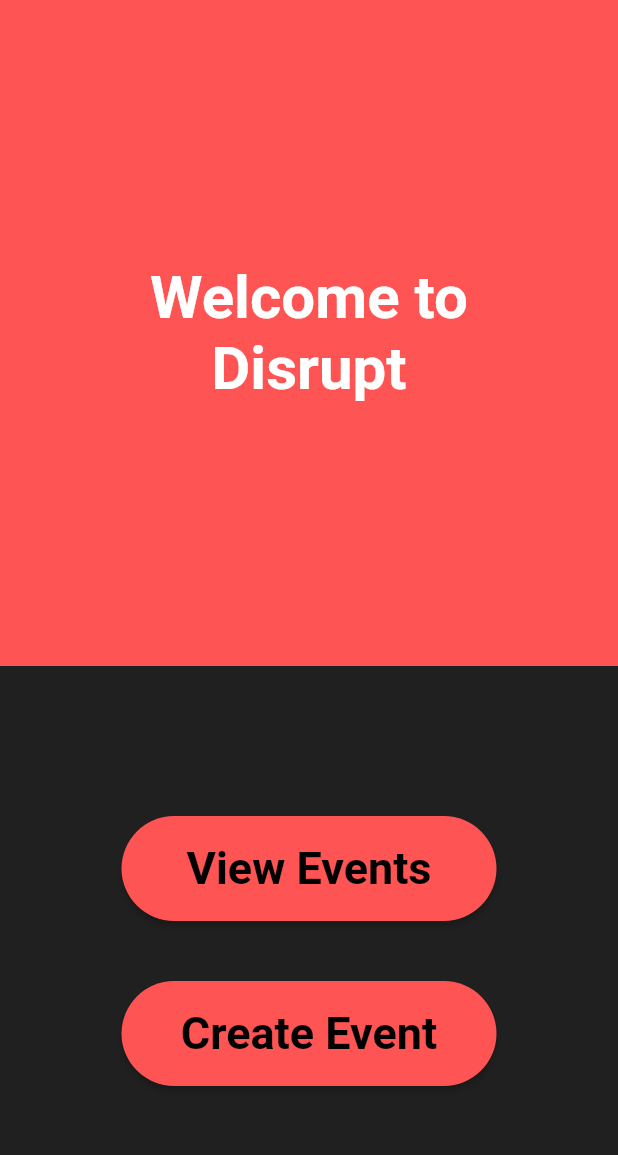
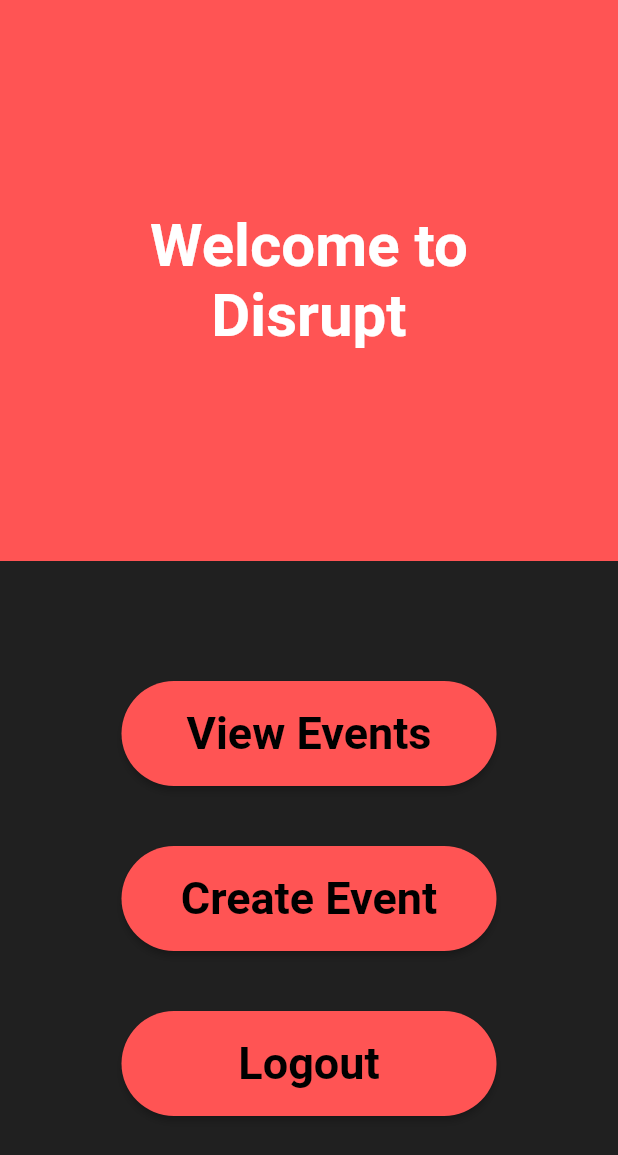
Before and after one commit to Blake-Stephenson/Changeup, a Flutter app: the HomePage screen opened by its route, on a phone screen of 412 x 824 dp. Shown: the top 1155 px of the screen. Run offline on Flutter 3.47's test engine with Material 2 defaults, Android fonts, the light colour scheme and no system bars; our stand-ins replace firebase_auth, firebase_core; accounts and stored records are empty.

Commit message:
Logout added

```diff
--- a/lib/home_page.dart
+++ b/lib/home_page.dart
@@ -25,7 +25,7 @@ class HomePage extends StatelessWidget{
                   ),
                 ),
                 Padding(
-                    padding: EdgeInsets.all(50.0)
+                    padding: EdgeInsets.all(40.0)
                 ),
                 SizedBox(
                   width: 250,
@@ -70,7 +70,30 @@ class HomePage extends StatelessWidget{
                 ),
 
                 Padding(
-                    padding: EdgeInsets.all(50.0)
+                    padding: EdgeInsets.all(20.0)
+                ),
+                SizedBox(
+                  width: 250,
+                  height: 70,
+                  child: ElevatedButton(
+
+                    child: Text('Logout',
+                      style: Theme.of(context).textTheme.button!.copyWith(
+                          color: Colors.black, fontSize: 30
+                      ),
+                    ),
+                    onPressed: () {
+                      Navigator.pushNamed(context, '/signin');
+                    },
+                    style: ElevatedButton.styleFrom(
+                      shape: RoundedRectangleBorder(borderRadius: BorderRadius.circular(35.0),),
+                      primary: kPrimaryColor,
+                    ),
+                  ),
+                ),
+
+                Padding(
+                    padding: EdgeInsets.all(40.0)
                 )
               ]
             )
--- a/lib/signup_screen.dart
+++ b/lib/signup_screen.dart
@@ -139,7 +139,7 @@ class _SignUpScreenState extends State<SignUpScreen> {
                                               email: _emailController.text,
                                               password:
                                                   _passwordController.text);
-                                      //Successful -> Add Navigation to HomePage
+                                      Navigator.pushNamed(context, '/signin');
 
                                     } catch (e) {
                                       final snackbar =
```
